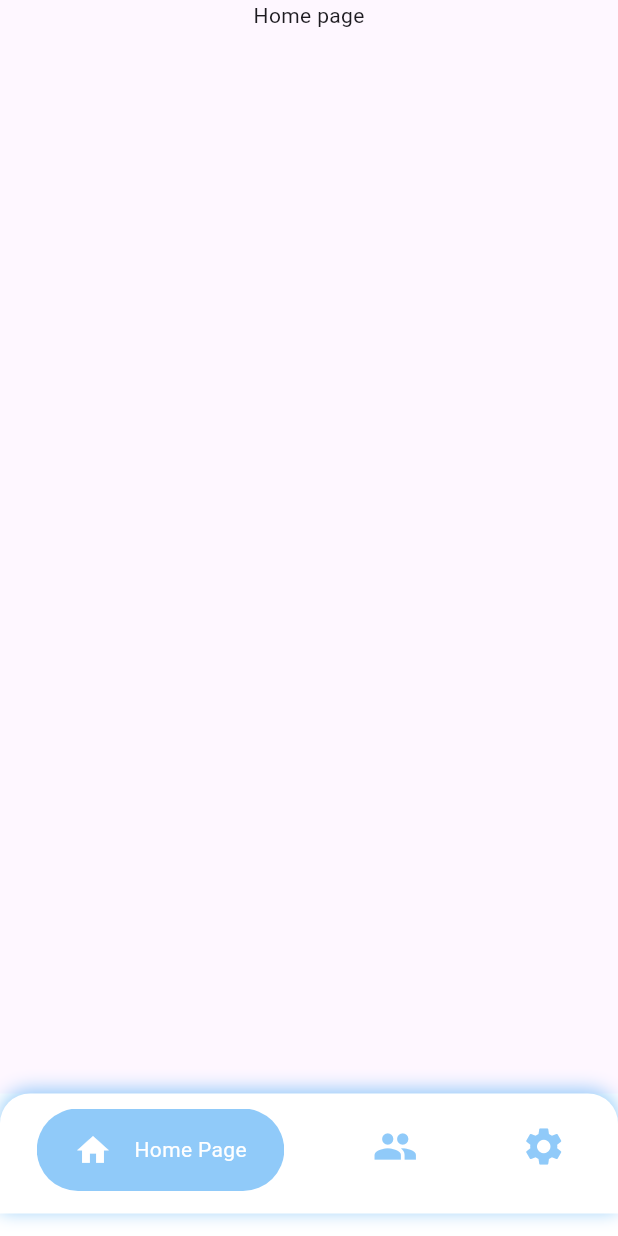
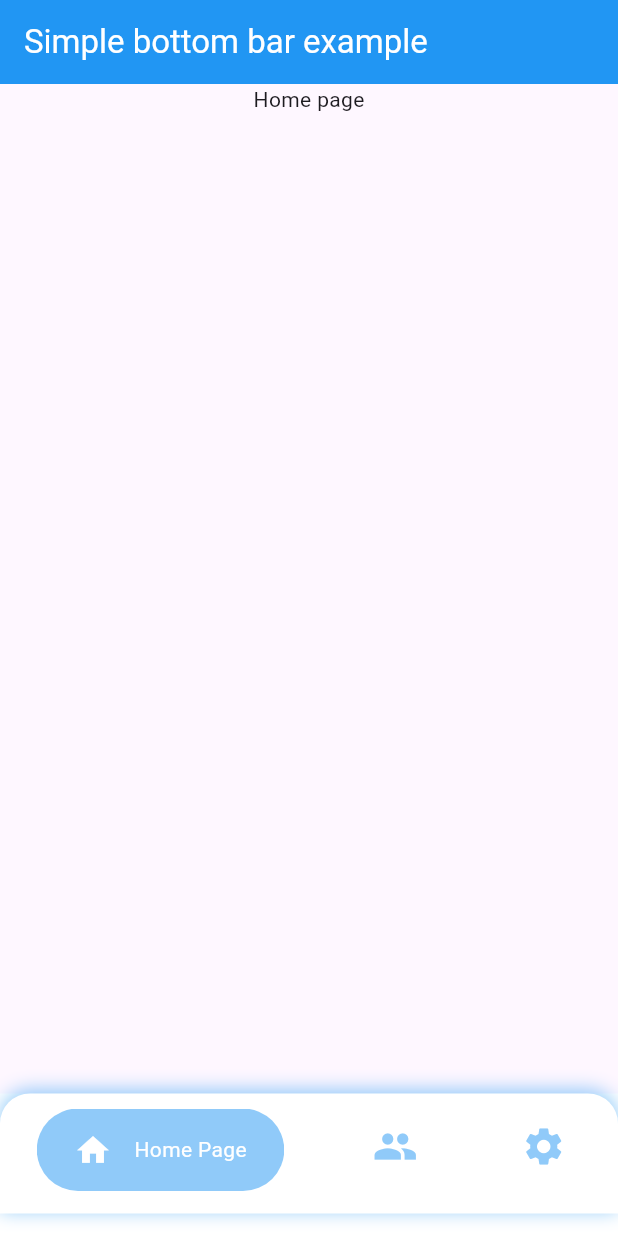
Before and after one commit to AndreaDev01/Simple-Bottom-Bar, a Flutter app: the screen it shows after launch, on a phone screen of 412 x 824 dp. Run offline on Flutter 3.47's test engine with Material 3 defaults, Android fonts, the phone set to English and light mode, and no system bars.

Commit message:
Add appbar to example

```diff
--- a/example/lib/main.dart
+++ b/example/lib/main.dart
@@ -39,6 +39,10 @@ class _MyHomePageState extends State<MyHomePage> {
   @override
   Widget build(BuildContext context) {
     return AppContainer(
+      appBar: AppBar(
+        backgroundColor: Colors.blue,
+        title: Text("Simple bottom bar example", style: TextStyle(color: Colors.white),),
+      ),
         widgets: widgets,
         bottomBarConfig: BottomBarConfig(
             activeCardColor: Colors.blue.withOpacity(0.5),
```
